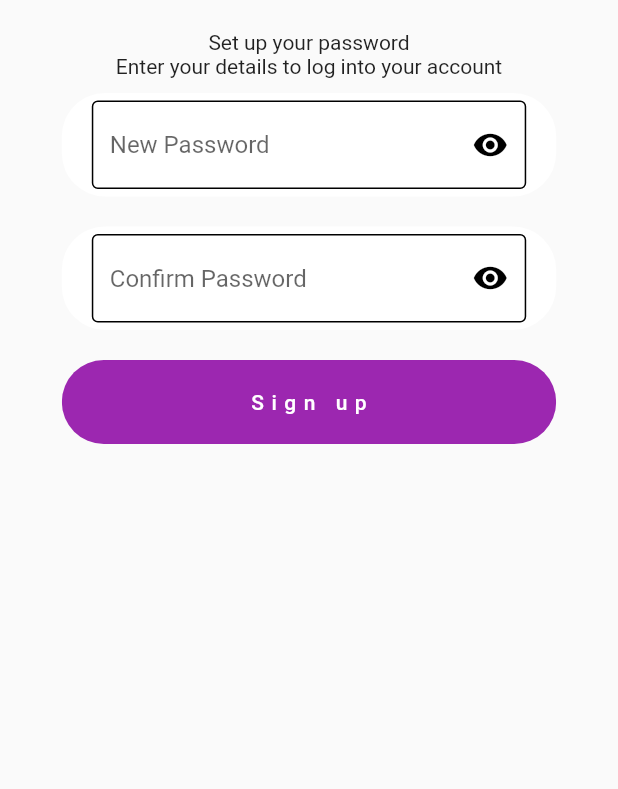
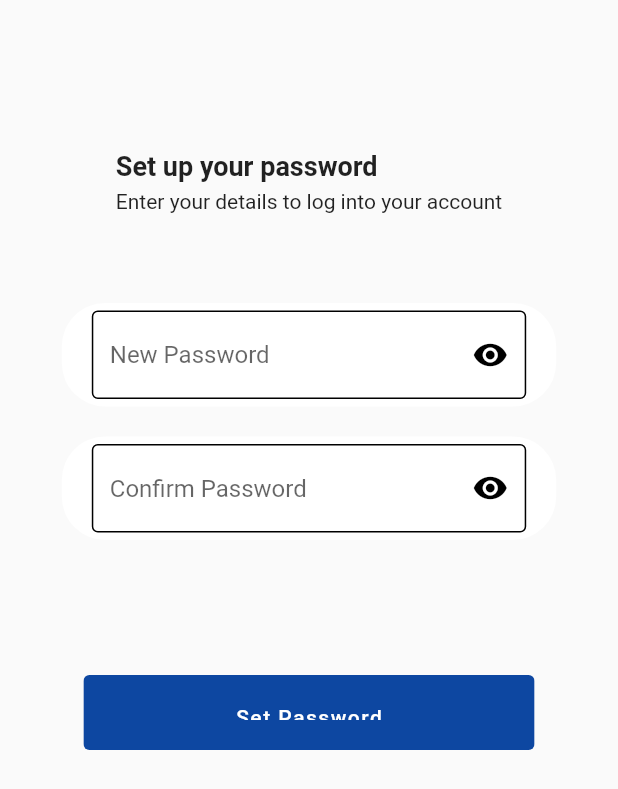
Before and after one commit to Jonexy01/tm30_test, a Flutter app: the screen it shows after launch, on a phone screen of 412 x 824 dp. Shown: the top 789 px of the screen. Run offline on Flutter 3.47's test engine with Material 2 defaults, Android fonts, the phone set to English and light mode, and no system bars.

Commit message:
Third update

```diff
--- a/lib/main.dart
+++ b/lib/main.dart
@@ -1,5 +1,7 @@
 import 'package:flutter/material.dart';
+import 'package:tm30_test/pages/dashboard.dart';
 import 'package:tm30_test/pages/home.dart';
+import 'package:tm30_test/pages/login.dart';
 
 void main() {
   runApp(const MyApp());
@@ -16,57 +18,12 @@ class MyApp extends StatelessWidget {
       theme: ThemeData(
         //primarySwatch: Colors.white,
       ),
-      home: const MyHomePage(),
+      routes: {
+        '/': (context) => MyHomePage(),
+        '/login': (context) => LoginPage(),
+        '/dashboard': (context) => DashBoard(),
+      },
+      //home: const MyHomePage(),
     );
   }
 }
-
-// class MyHomePage extends StatefulWidget {
-//   const MyHomePage({Key? key,}) : super(key: key);
-
-//   //final String title;
-
-//   @override
-//   State<MyHomePage> createState() => _MyHomePageState();
-// }
-
-// class _MyHomePageState extends State<MyHomePage> {
-//   //int _counter = 0;
-
-//   // void _incrementCounter() {
-//   //   setState(() {
-//   //     _counter++;
-//   //   });
-//   // }
-
-//   @override
-//   Widget build(BuildContext context) {
-//     return Scaffold(
-//       appBar: AppBar(
-//         //title: Text(widget.title),
-//       ),
-//       body: Center(
-
-//         child: Column(
-
-//           mainAxisAlignment: MainAxisAlignment.center,
-//           children: <Widget>[
-//             Spacer(),
-//             const Text(
-//               'You have pushed the button this many times:',
-//             ),
-//             Text(
-//               'counter',
-//               style: Theme.of(context).textTheme.headline4,
-//             ),
-//           ],
-//         ),
-//       ),
-//       // floatingActionButton: FloatingActionButton(
-//       //   onPressed: _incrementCounter,
-//       //   tooltip: 'Increment',
-//       //   child: const Icon(Icons.add),
-//       // ), // This trailing comma makes auto-formatting nicer for build methods.
-//     );
-//   }
-// }
--- a/lib/myWidgets/my_elevated_button.dart
+++ b/lib/myWidgets/my_elevated_button.dart
@@ -4,13 +4,13 @@ class MyElevatedTextButton extends StatelessWidget {
 
   final String text;
   final VoidCallback press;
-  final Color color, textColor;
+  final Color? color, textColor;
 
   const MyElevatedTextButton({
     Key? key,
     required this.text,
     required this.press,
-    this.color = Colors.purple,
+    this.color,
     this.textColor = Colors.white,
   }) : super(key: key);
 
@@ -18,15 +18,16 @@ class MyElevatedTextButton extends StatelessWidget {
   Widget build(BuildContext context) {
     final Size size = MediaQuery.of(context).size;
     return Container(
+      height: 50,
       margin: EdgeInsets.symmetric(vertical: 10),
-      width: size.width * 0.8,
+      width: size.width * 0.73,
       child: ClipRRect(
-        borderRadius: BorderRadius.circular(29),
+        //borderRadius: BorderRadius.circular(5),
         child: TextButton(
           style: ButtonStyle(
             padding: MaterialStateProperty.all(EdgeInsets.symmetric(
                 vertical: 20,
-                horizontal: 40,
+                horizontal: 30,
               ),
             ),
             backgroundColor: MaterialStateProperty.all(color)
@@ -35,7 +36,7 @@ class MyElevatedTextButton extends StatelessWidget {
           child: Text(
             text,
             style: TextStyle(
-              letterSpacing: 5,
+              letterSpacing: 1,
               color: textColor,
             ),
           ),
--- a/lib/pages/home.dart
+++ b/lib/pages/home.dart
@@ -15,10 +15,29 @@ class MyHomePage extends StatelessWidget {
           mainAxisAlignment: MainAxisAlignment.center,
           children: [
             SizedBox(
-              height: 20,
+              height: 100,
             ),
-            Text('Set up your password'),
-            Text('Enter your details to log into your account'),
+            Container(
+              child: Column(
+                crossAxisAlignment: CrossAxisAlignment.start,
+                children: [
+                  Text(
+                    'Set up your password',
+                    style: TextStyle(
+                      fontWeight: FontWeight.bold,
+                      fontSize: 18,
+                    ),
+                  ),
+                  SizedBox(
+                    height: 5,
+                  ),
+                  Text('Enter your details to log into your account'),
+                ],
+              ),
+            ),
+            SizedBox(
+              height: 50,
+            ),
             MyPasswordField(
                   passwordText: 'New Password',
                   onChanged: ((value) {
@@ -31,10 +50,14 @@ class MyHomePage extends StatelessWidget {
                     //password = value;
                   }),
             ),
+            SizedBox(
+              height: 70,
+            ),
             MyElevatedTextButton(
-                text: 'Sign up',
+                color: Colors.blue.shade900,
+                text: 'Set Password',
                 press: () async {
-                  Navigator.pushReplacementNamed(context, 'pages/login');
+                  Navigator.pushReplacementNamed(context, '/login');
                 }
             ),
             Spacer(),
```
Also changed, not shown: lib/myWidgets/my_switch_elevated_button.dart (added, +38 -0 lines), lib/myWidgets/my_text_field.dart (added, +43 -0 lines), lib/pages/dashboard.dart (added, +12 -0 lines), lib/pages/login.dart (+98 -2 lines).
